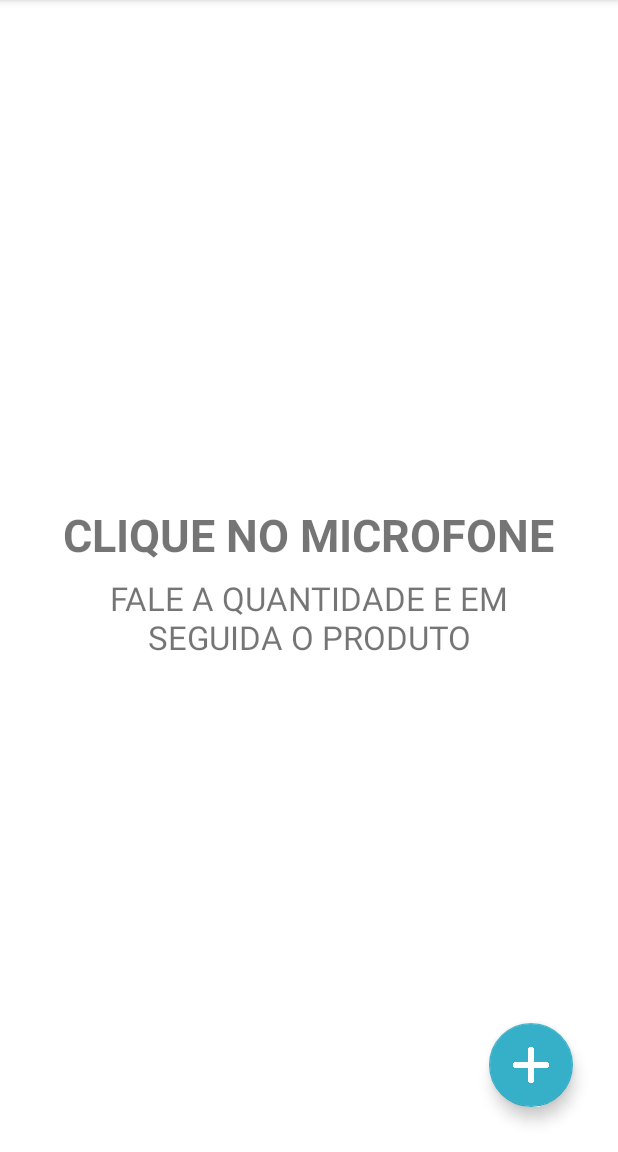
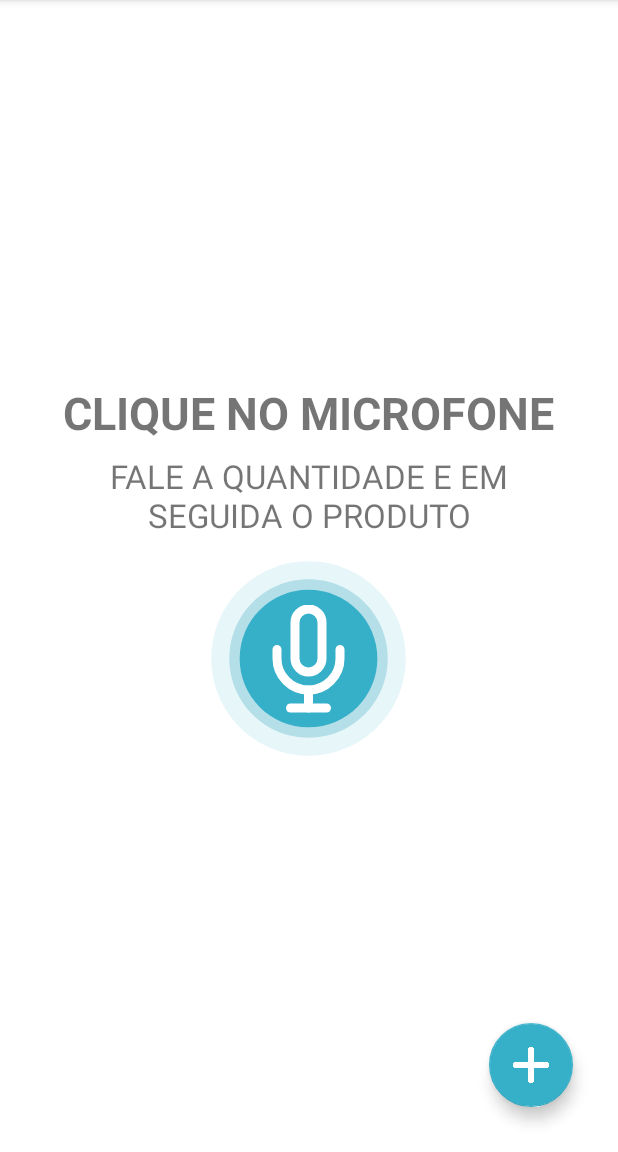
Before and after one commit to fbrenomoura/Lista_de_Compras_para_Idodos, an Android app: the screen it shows after launch (MainActivity), on a phone screen of 412 x 824 dp, the part 84-1236 px from its top. Run offline under Robolectric (Android 15) with nearby library versions, the phone set to English and light mode, and no system bars; pictures from the network do not load; 1 statement that could not run was skipped.

Commit message:
Lottie offline

```diff
--- a/app/src/main/java/com/breno/listadecomprasparaidosos/GoogleCSE.java
+++ b/app/src/main/java/com/breno/listadecomprasparaidosos/GoogleCSE.java
@@ -66,6 +66,7 @@ public class GoogleCSE extends Thread {
 
             URL url = new URL(apiUrlRequest);
             HttpURLConnection conn = (HttpURLConnection) url.openConnection();
+            conn.setConnectTimeout(7000);
             conn.setRequestMethod("GET");
             conn.setRequestProperty("Accept", "application/json");
 
--- a/app/src/main/java/com/breno/listadecomprasparaidosos/RecycleAdapter.java
+++ b/app/src/main/java/com/breno/listadecomprasparaidosos/RecycleAdapter.java
@@ -44,6 +44,7 @@ public class RecycleAdapter extends RecyclerView.Adapter<RecycleAdapter.ViewHold
     @Override
     public void onBindViewHolder(@NonNull ViewHolder holder, int position) {
         holder.itemTV.setText(data.get(holder.getAdapterPosition()));
+        System.out.println("URL: " + image.get(holder.getAdapterPosition()).toString());
         Picasso.get().load(image.get(holder.getAdapterPosition()).toString()).into(holder.imageView);
 
         //SHORT CLICK TO MARK AS PURCHASED
--- a/app/src/main/res/layout/activity_grocery_list.xml
+++ b/app/src/main/res/layout/activity_grocery_list.xml
@@ -36,7 +36,7 @@
         android:elevation="2dp"
         app:lottie_autoPlay="false"
         app:lottie_loop="true"
-        app:lottie_url="@string/micAnimationAddUrl" />
+        app:lottie_rawRes="@raw/miceffect" />
 
 
     <androidx.recyclerview.widget.RecyclerView
--- a/app/src/main/res/layout/activity_main.xml
+++ b/app/src/main/res/layout/activity_main.xml
@@ -39,7 +39,7 @@
             android:layout_height="wrap_content"
             app:lottie_autoPlay="false"
             app:lottie_loop="true"
-            app:lottie_url="@string/micAnimationUrl" />
+            app:lottie_rawRes="@raw/miclottieanimation" />
 
     </LinearLayout>
 
--- a/build.gradle
+++ b/build.gradle
@@ -5,7 +5,7 @@ buildscript {
         google()
     }
     dependencies {
-        classpath "com.android.tools.build:gradle:7.0.2"
+        classpath 'com.android.tools.build:gradle:7.0.3'
         classpath "org.sonarsource.scanner.gradle:sonarqube-gradle-plugin:3.3"
 
         // NOTE: Do not place your application dependencies here; they belong
```
Also changed, not shown: app/src/main/res/raw/miceffect.json (added, +1 -0 lines), app/src/main/res/raw/miclottieanimation.json (added, +1 -0 lines).
